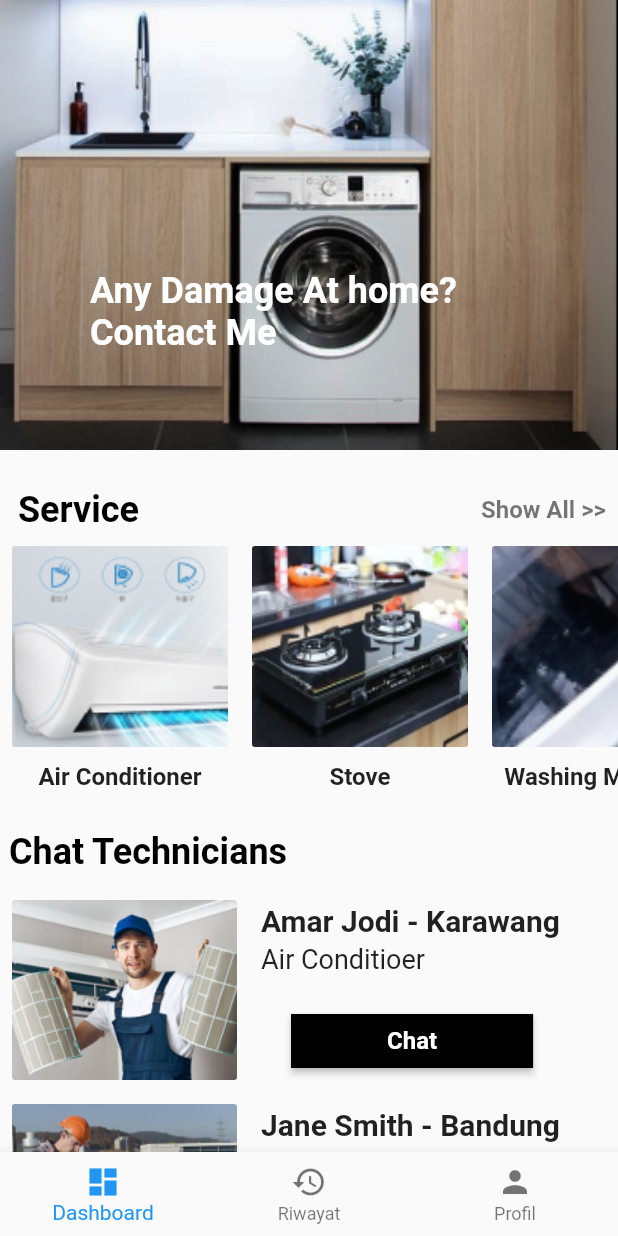
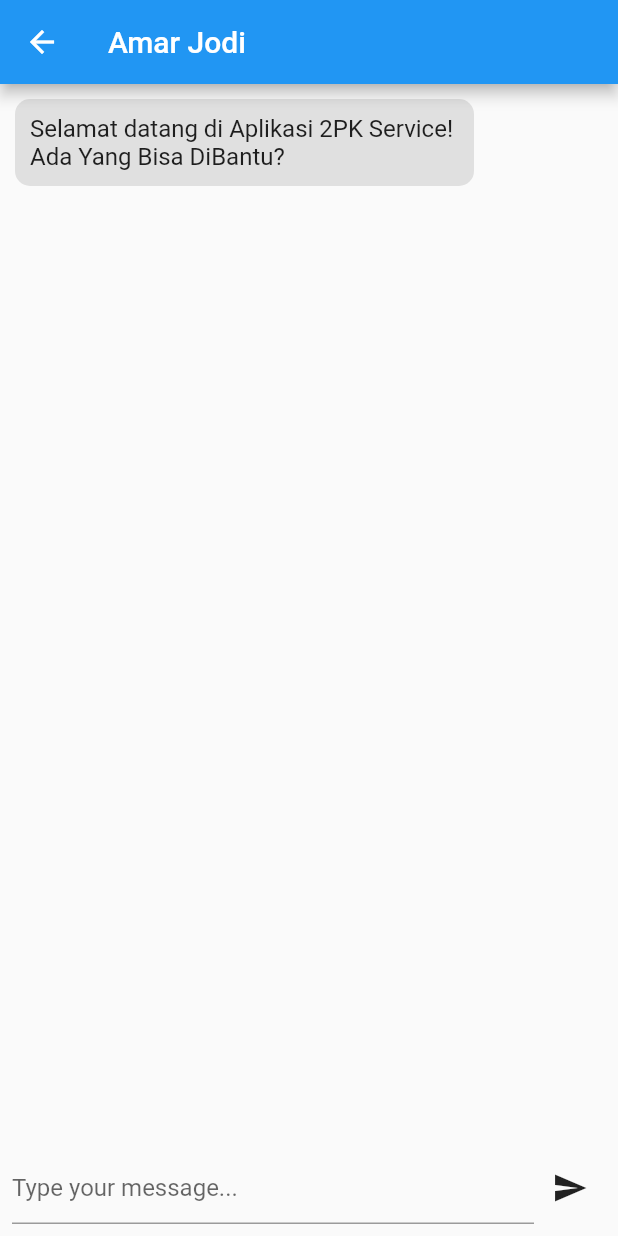
Before and after one commit to ajimassaid99/FlutterServices, a Flutter app: the MyHomePage screen opened by its route, after a tap on "Chat", on a phone screen of 412 x 824 dp. Run offline on Flutter 3.47's test engine with Material 2 defaults, Android fonts, the phone set to English and light mode, and no system bars; our stand-ins replace get, image_picker, shared_preferences, supabase_flutter; accounts and stored records are empty.

Commit message:
Chat Dummy

```diff
--- /dev/null
+++ b/lib/app/modules/dashboard/views/Chat_view.dart
@@ -0,0 +1,109 @@
+import 'package:flutter/material.dart';
+
+class ChatPage extends StatefulWidget {
+  final String title;
+
+  ChatPage({required this.title});
+
+  @override
+  _ChatPageState createState() => _ChatPageState();
+}
+class _ChatPageState extends State<ChatPage> {
+  List<ChatMessage> chatData = [];
+
+  TextEditingController _messageController = TextEditingController();
+
+  @override
+  void initState() {
+    super.initState();
+    // Menambahkan pesan sambutan ke chatData saat halaman dimuat pertama kali
+    chatData.add(ChatMessage(
+      message: 'Selamat datang di Aplikasi 2PK Service! \nAda Yang Bisa DiBantu?',
+      isUserMessage: false,
+    ));
+  }
+
+  void _sendMessage() {
+    String message = _messageController.text.trim();
+
+    if (message.isNotEmpty) {
+      setState(() {
+        chatData.add(ChatMessage(
+          message: message,
+          isUserMessage: true,
+        ));
+        _messageController.clear();
+      });
+    }
+  }
+
+  Widget _buildChatList() {
+    return Expanded(
+      child: ListView.builder(
+        itemCount: chatData.length,
+        itemBuilder: (BuildContext context, int index) {
+          return chatData[index];
+        },
+      ),
+    );
+  }
+
+  @override
+  Widget build(BuildContext context) {
+    return Scaffold(
+      appBar: AppBar(
+        title: Text(widget.title),
+      ),
+      body: Column(
+        children: [
+          _buildChatList(),
+          Padding(
+            padding: EdgeInsets.all(8.0),
+            child: Row(
+              children: [
+                Expanded(
+                  child: TextField(
+                    controller: _messageController,
+                    decoration: InputDecoration(
+                      hintText: 'Type your message...',
+                    ),
+                  ),
+                ),
+                IconButton(
+                  icon: Icon(Icons.send),
+                  onPressed: _sendMessage,
+                ),
+              ],
+            ),
+          ),
+        ],
+      ),
+    );
+  }
+}
+
+class ChatMessage extends StatelessWidget {
+  final String message;
+  final bool isUserMessage;
+
+  ChatMessage({required this.message, required this.isUserMessage});
+
+  @override
+  Widget build(BuildContext context) {
+    return Container(
+      margin: EdgeInsets.symmetric(vertical: 10.0, horizontal: 10.0),
+      alignment: isUserMessage ? Alignment.centerRight : Alignment.centerLeft,
+      child: Container(
+        padding: EdgeInsets.all(10.0),
+        decoration: BoxDecoration(
+          color: isUserMessage ? Colors.blue : Colors.grey[300],
+          borderRadius: BorderRadius.circular(10.0),
+        ),
+        child: Text(
+          message,
+          style: TextStyle(fontSize: 16.0),
+        ),
+      ),
+    );
+  }
+}
--- a/lib/app/modules/dashboard/views/Dasboard_view.dart
+++ b/lib/app/modules/dashboard/views/Dasboard_view.dart
@@ -1,5 +1,7 @@
 import 'package:flutter/material.dart';
 import 'package:services/app/routes/app_pages.dart';
+
+import 'Chat_view.dart';
 
 class DashboardWidget extends StatelessWidget {
   DashboardWidget({Key? key}) : super(key: key);
@@ -213,7 +215,11 @@
                           padding: EdgeInsets.symmetric(horizontal: 20),
                           child: ElevatedButton(
                             onPressed: () {
-                              // aksi yang ingin dilakukan ketika tombol ditekan
+                              Navigator.push(
+                                context,
+                                MaterialPageRoute(
+                                    builder: (context) => ChatPage(title:technicians[index]['name']! ,)),
+                              );
                             },
                             style: ElevatedButton.styleFrom(
                               backgroundColor: Colors.black,
--- a/pubspec.yaml
+++ b/pubspec.yaml
@@ -13,6 +13,7 @@
   supabase_flutter: ^1.9.2
   intl: ^0.18.1
   image_picker: ^0.8.7+5
+  flutter_datetime_picker: ^1.5.1
 
 dev_dependencies:
   flutter_lints: ^2.0.0
```
Also changed, not shown: pubspec.lock, 1 other file.
